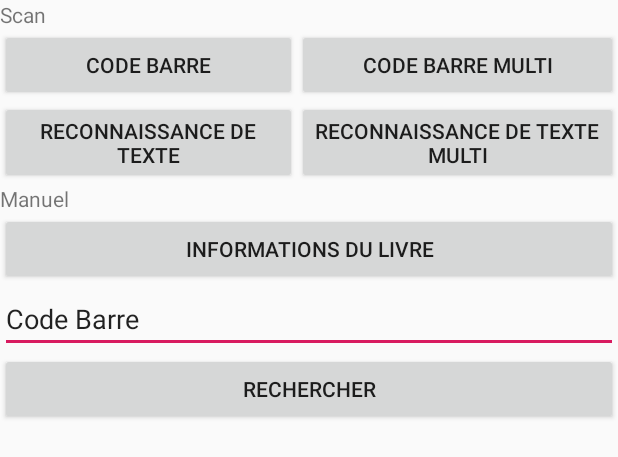
After one commit to GregPhi/m1s2, an Android app: the layout choices.xml on its own in the app's theme, with its tools: preview values and no code run, on a phone screen of 412 x 824 dp. The commit adds this screen. Shown: the top 457 px of the screen. Run offline under Robolectric (Android 15) with nearby library versions, the phone set to English and light mode, and no system bars.

Commit message:
pji -> préparation de lancement des options

```diff
--- a/PJI/projetLivre/app/build.gradle
+++ b/PJI/projetLivre/app/build.gradle
@@ -19,6 +19,8 @@ android {
 }
 
 dependencies {
+    implementation 'com.journeyapps:zxing-android-embedded:3.0.2@aar'
+    implementation 'com.google.zxing:core:3.2.0'
     implementation fileTree(dir: 'libs', include: ['*.jar'])
     implementation 'androidx.appcompat:appcompat:1.1.0'
     implementation 'androidx.constraintlayout:constraintlayout:1.1.3'
--- /dev/null
+++ b/PJI/projetLivre/app/src/main/java/com/example/projetlivre/ChoicesActivity.java
@@ -0,0 +1,25 @@
+package com.example.projetlivre;
+
+import android.content.Intent;
+import android.os.Bundle;
+import android.widget.Toast;
+
+import androidx.appcompat.app.AppCompatActivity;
+
+public class ChoicesActivity extends AppCompatActivity {
+    @Override
+    protected void onCreate(Bundle savedInstanceState){
+        super.onCreate(savedInstanceState);
+        setContentView(R.layout.choices);
+        Intent intent = getIntent();
+        if(intent != null){
+            String content = "";
+            if(intent.hasExtra("content")){
+                content = intent.getStringExtra("content");
+                Toast toast = Toast.makeText(getApplicationContext(),
+                        content, Toast.LENGTH_SHORT);
+                toast.show();
+            }
+        }
+    }
+}
--- /dev/null
+++ b/PJI/projetLivre/app/src/main/java/com/example/projetlivre/scan/codebarre/ScanCodeBarre.java
@@ -0,0 +1,47 @@
+package com.example.projetlivre.scan.codebarre;
+
+import android.content.Intent;
+import android.os.Bundle;
+import android.view.View;
+import android.widget.Button;
+import android.widget.Toast;
+
+import androidx.appcompat.app.AppCompatActivity;
+
+import com.example.projetlivre.ChoicesActivity;
+import com.example.projetlivre.R;
+import com.google.zxing.integration.android.IntentIntegrator;
+import com.google.zxing.integration.android.IntentResult;
+
+public class ScanCodeBarre extends AppCompatActivity implements View.OnClickListener {
+
+    private Button scanButton;
+
+    @Override
+    protected void onCreate(Bundle savedInstanceState){
+        super.onCreate(savedInstanceState);
+        setContentView(R.layout.choices);
+        scanButton = findViewById(R.id.cod_barre);
+    }
+
+    @Override
+    public void onClick(View v){
+        if(v.getId() == R.id.cod_barre){
+            IntentIntegrator scanIntegrator = new IntentIntegrator(this);
+            scanIntegrator.initiateScan();
+        }
+    }
+
+    public void onActivityResult(int requestCode, int resultCode, Intent intent){
+        IntentResult scanningResult = IntentIntegrator.parseActivityResult(requestCode, resultCode, intent);
+        String scanContent = "";
+        if (scanningResult != null) {
+            scanContent = scanningResult.getContents();
+        }else {
+            Intent choices = new Intent(this, ChoicesActivity.class);
+            scanContent = "No scan data received!";
+            choices.putExtra("content", scanContent);
+            startActivity(choices);
+        }
+    }
+}
--- /dev/null
+++ b/PJI/projetLivre/app/src/main/res/layout/choices.xml
@@ -0,0 +1,95 @@
+<?xml version="1.0" encoding="utf-8"?>
+<LinearLayout xmlns:android="http://schemas.android.com/apk/res/android"
+    android:orientation="vertical" android:layout_width="match_parent"
+    android:layout_height="match_parent">
+
+    <TextView
+        android:id="@+id/scan"
+        android:layout_width="match_parent"
+        android:layout_height="wrap_content"
+        android:text="@string/scan" />
+
+    <Space
+        android:layout_width="match_parent"
+        android:layout_height="wrap_content" />
+
+    <LinearLayout
+        android:layout_width="match_parent"
+        android:layout_height="wrap_content"
+        android:orientation="horizontal">
+
+        <Button
+            android:id="@+id/cod_barre"
+            android:layout_width="198dp"
+            android:layout_height="match_parent"
+            android:text="@string/code_barre" />
+
+        <Button
+            android:id="@+id/cod_barre_multi"
+            android:layout_width="wrap_content"
+            android:layout_height="match_parent"
+            android:layout_weight="1"
+            android:text="@string/code_barre_multi" />
+    </LinearLayout>
+
+    <Space
+        android:layout_width="match_parent"
+        android:layout_height="wrap_content" />
+
+    <LinearLayout
+        android:layout_width="match_parent"
+        android:layout_height="wrap_content"
+        android:orientation="horizontal">
+
+        <Button
+            android:id="@+id/rec_text"
+            android:layout_width="198dp"
+            android:layout_height="wrap_content"
+            android:text="@string/recognition_text" />
+
+        <Button
+            android:id="@+id/rec_text_multi"
+            android:layout_width="wrap_content"
+            android:layout_height="wrap_content"
+            android:layout_weight="1"
+            android:text="@string/reconnaissance_de_texte_multi" />
+    </LinearLayout>
+
+    <Space
+        android:layout_width="match_parent"
+        android:layout_height="wrap_content" />
+
+    <TextView
+        android:id="@+id/input"
+        android:layout_width="match_parent"
+        android:layout_height="wrap_content"
+        android:text="@string/manuel" />
+
+    <Space
+        android:layout_width="match_parent"
+        android:layout_height="wrap_content" />
+
+    <Button
+        android:id="@+id/info_book_in"
+        android:layout_width="match_parent"
+        android:layout_height="wrap_content"
+        android:text="@string/informations_du_livre" />
+
+    <Space
+        android:layout_width="match_parent"
+        android:layout_height="wrap_content" />
+
+    <EditText
+        android:id="@+id/codbarre_in"
+        android:layout_width="match_parent"
+        android:layout_height="wrap_content"
+        android:ems="10"
+        android:inputType="textPersonName"
+        android:text="@string/code_barre" />
+
+    <Button
+        android:id="@+id/search_codbarre"
+        android:layout_width="match_parent"
+        android:layout_height="wrap_content"
+        android:text="@string/rechercher" />
+</LinearLayout>
--- a/PJI/projetLivre/app/src/main/res/values/strings.xml
+++ b/PJI/projetLivre/app/src/main/res/values/strings.xml
@@ -2,4 +2,12 @@
     <string name="app_name">ProjetLivre</string>
     <string name="infos">Infos</string>
     <string name="delete">Delete</string>
+    <string name="scan">Scan</string>
+    <string name="recognition_text">Reconnaissance de texte</string>
+    <string name="code_barre">Code Barre</string>
+    <string name="manuel">Manuel</string>
+    <string name="informations_du_livre">Informations du livre</string>
+    <string name="rechercher">Rechercher</string>
+    <string name="code_barre_multi">Code barre multi</string>
+    <string name="reconnaissance_de_texte_multi">Reconnaissance de texte multi</string>
 </resources>
```
